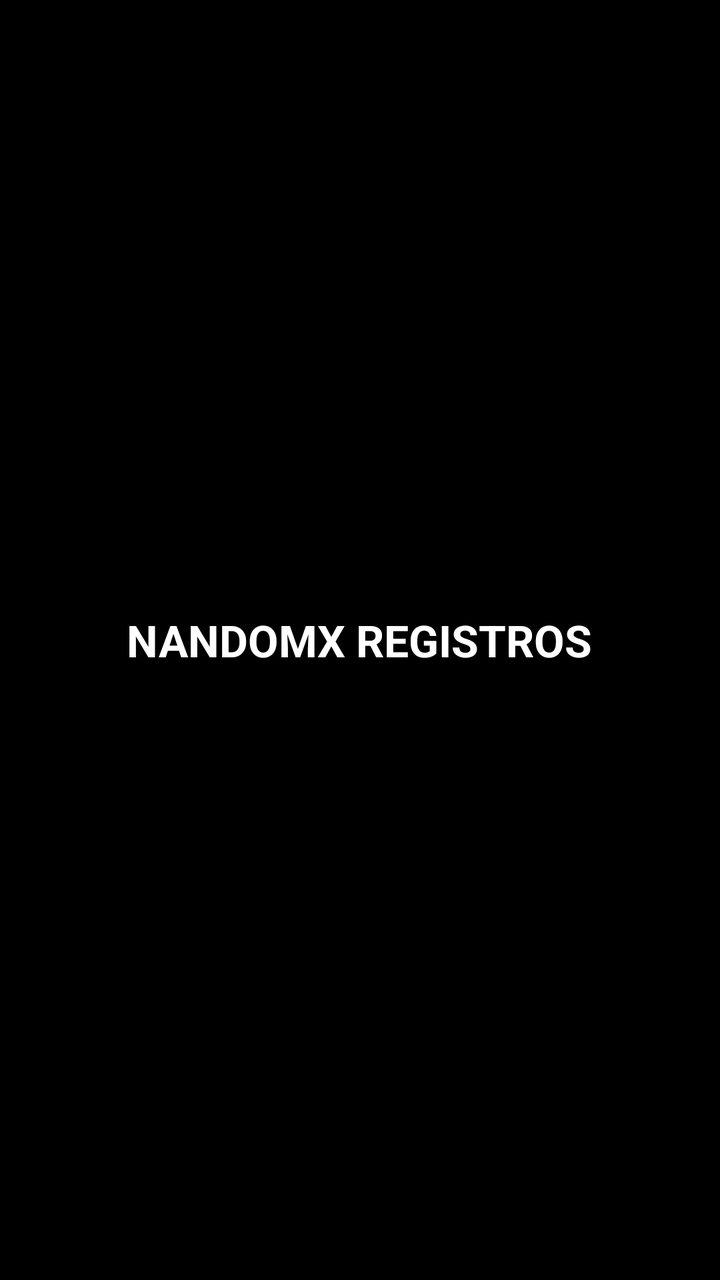
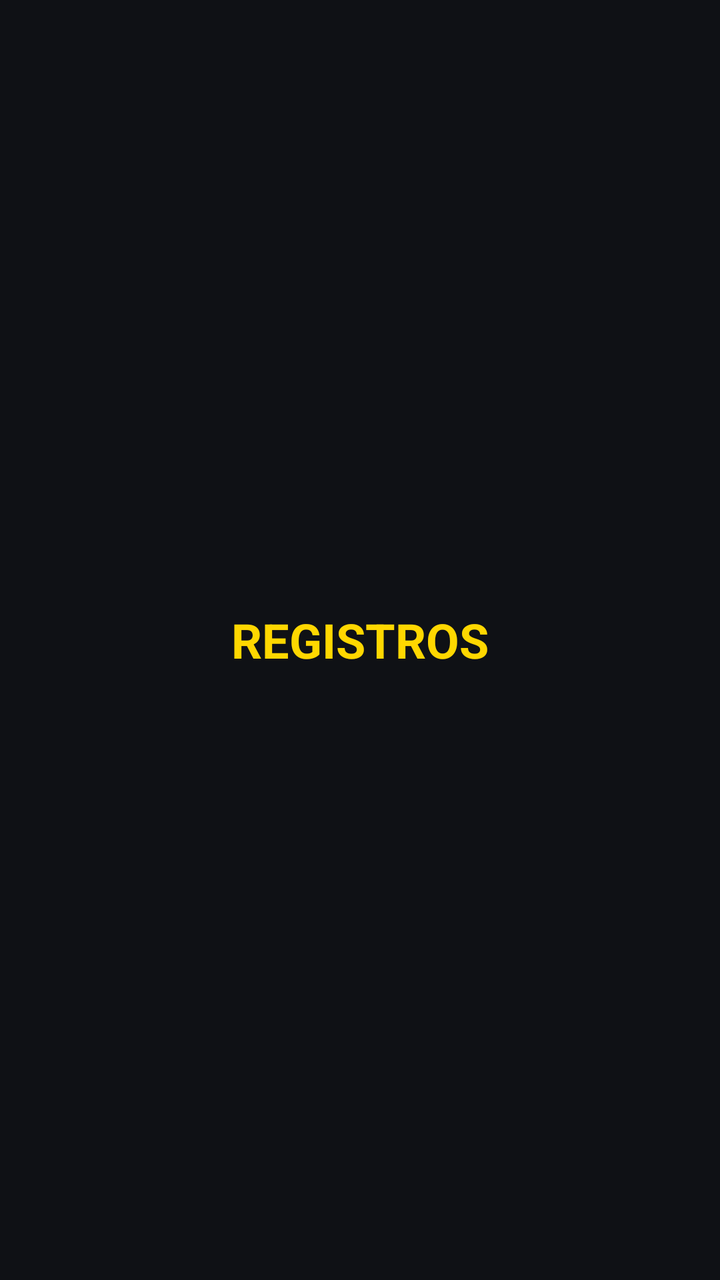

Screens rendered from an Android XML layout before and after an edit, with the pre-edit source and the edit as a unified diff.
<!-- AndroidManifest.xml: application theme Theme.VPNOverSSH -->
<!-- res/layout/fragment_registros.xml -->
<LinearLayout xmlns:android="http://schemas.android.com/apk/res/android" android:layout_width="match_parent" android:layout_height="match_parent" android:orientation="vertical" android:gravity="center"><TextView android:layout_width="wrap_content" android:layout_height="wrap_content" android:text="NANDOMX REGISTROS" android:textSize="22sp" android:textStyle="bold"/></LinearLayout>
<!-- resources referenced by this layout -->
<resources>
  <style name="Theme.VPNOverSSH" parent="android:Theme.Material.Light.NoActionBar">
          <item name="android:windowBackground">@android:color/black</item>
          <item name="android:textColor">@android:color/white</item>
      </style>
</resources>

<!-- the commit's change to res/layout/fragment_registros.xml (unified diff, before → after) -->
@@ -1 +1,2 @@
-<LinearLayout xmlns:android="http://schemas.android.com/apk/res/android" android:layout_width="match_parent" android:layout_height="match_parent" android:orientation="vertical" android:gravity="center"><TextView android:layout_width="wrap_content" android:layout_height="wrap_content" android:text="NANDOMX REGISTROS" android:textSize="22sp" android:textStyle="bold"/></LinearLayout>
+<?xml version="1.0" encoding="utf-8"?>
+<LinearLayout xmlns:android="http://schemas.android.com/apk/res/android" android:layout_width="match_parent" android:layout_height="match_parent" android:orientation="vertical" android:gravity="center" android:background="#0F1115"><TextView android:layout_width="wrap_content" android:layout_height="wrap_content" android:text="REGISTROS" android:textColor="#FFD700" android:textSize="24sp" android:textStyle="bold"/></LinearLayout>
